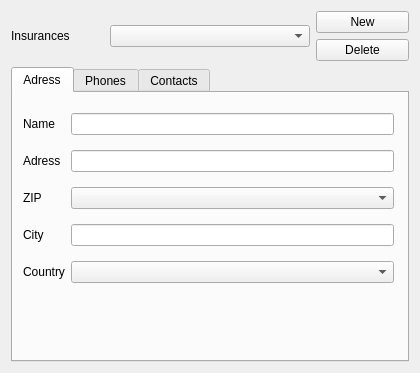
This is plugins/accountplugin/preferences/insurancepage.ui in FreeHealth/freehealth as Qt 5 draws it before an edit. The edited form follows.
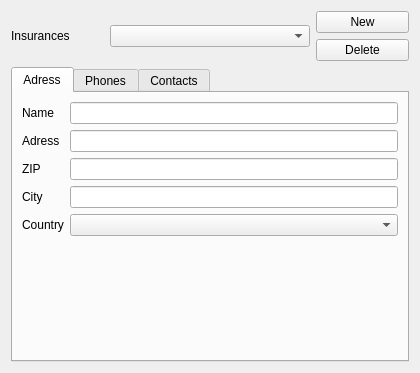
This is the edited form. Custom widgets are drawn as their Qt base class.

```diff
--- a/plugins/accountplugin/preferences/insurancepage.ui
+++ b/plugins/accountplugin/preferences/insurancepage.ui
@@ -62,16 +62,7 @@
       <attribute name="title">
        <string>Adress</string>
       </attribute>
-      <widget class="QWidget" name="layoutWidget">
-       <property name="geometry">
-        <rect>
-         <x>10</x>
-         <y>11</y>
-         <width>371</width>
-         <height>191</height>
-        </rect>
-       </property>
-       <layout class="QGridLayout" name="gridLayout_2">
+      <layout class="QFormLayout" name="formLayout">
         <item row="0" column="0">
          <widget class="QLabel" name="nameLabel">
           <property name="text">
@@ -82,7 +73,7 @@
           </property>
          </widget>
         </item>
-        <item row="0" column="2">
+       <item row="0" column="1">
          <widget class="QLineEdit" name="nameEdit">
           <property name="minimumSize">
            <size>
@@ -102,9 +93,19 @@
           </property>
          </widget>
         </item>
-        <item row="1" column="2">
+       <item row="1" column="1">
          <widget class="QLineEdit" name="adressEdit"/>
         </item>
+       <item row="2" column="0">
+        <widget class="QLabel" name="zipLabel">
+         <property name="text">
+          <string>ZIP</string>
+         </property>
+        </widget>
+       </item>
+       <item row="2" column="1">
+        <widget class="QLineEdit" name="zip"/>
+       </item>
         <item row="3" column="0">
          <widget class="QLabel" name="cityLabel">
           <property name="text">
@@ -115,10 +116,10 @@
           </property>
          </widget>
         </item>
-        <item row="3" column="2">
+       <item row="3" column="1">
          <widget class="QLineEdit" name="cityEdit"/>
         </item>
-        <item row="5" column="0">
+       <item row="4" column="0">
          <widget class="QLabel" name="countryLabel">
           <property name="text">
            <string>Country</string>
@@ -128,24 +129,10 @@
           </property>
          </widget>
         </item>
-        <item row="5" column="2">
-         <widget class="QComboBox" name="countryComboBox"/>
-        </item>
-        <item row="2" column="0">
-         <widget class="QLabel" name="zipLabel">
-          <property name="text">
-           <string>ZIP</string>
-          </property>
-          <property name="buddy">
-           <cstring>zipComboBox</cstring>
-          </property>
-         </widget>
-        </item>
-        <item row="2" column="2">
-         <widget class="QComboBox" name="zipComboBox"/>
-        </item>
-       </layout>
-      </widget>
+       <item row="4" column="1">
+        <widget class="Views::CountryComboBox" name="countryComboBox"/>
+       </item>
+      </layout>
      </widget>
      <widget class="QWidget" name="tabPhones">
       <attribute name="title">
@@ -260,6 +247,13 @@
    </item>
   </layout>
  </widget>
+ <customwidgets>
+  <customwidget>
+   <class>Views::CountryComboBox</class>
+   <extends>QComboBox</extends>
+   <header location="global">listviewplugin/countrycombobox.h</header>
+  </customwidget>
+ </customwidgets>
  <resources/>
  <connections/>
 </ui>
```
Left out of the diff: 28 changed lines with no effect on the pictures. Lines whose indentation alone changed are shown as unchanged.
